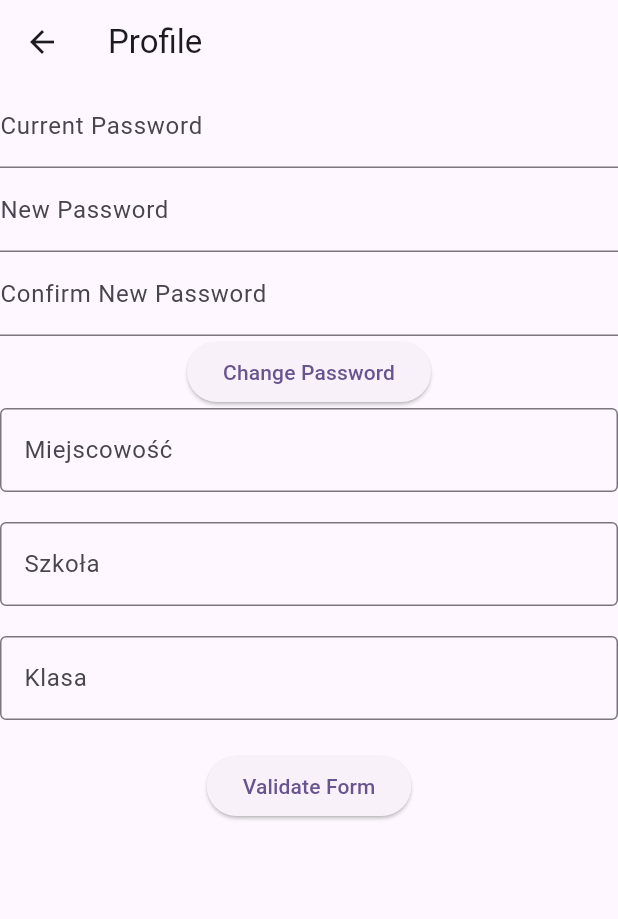
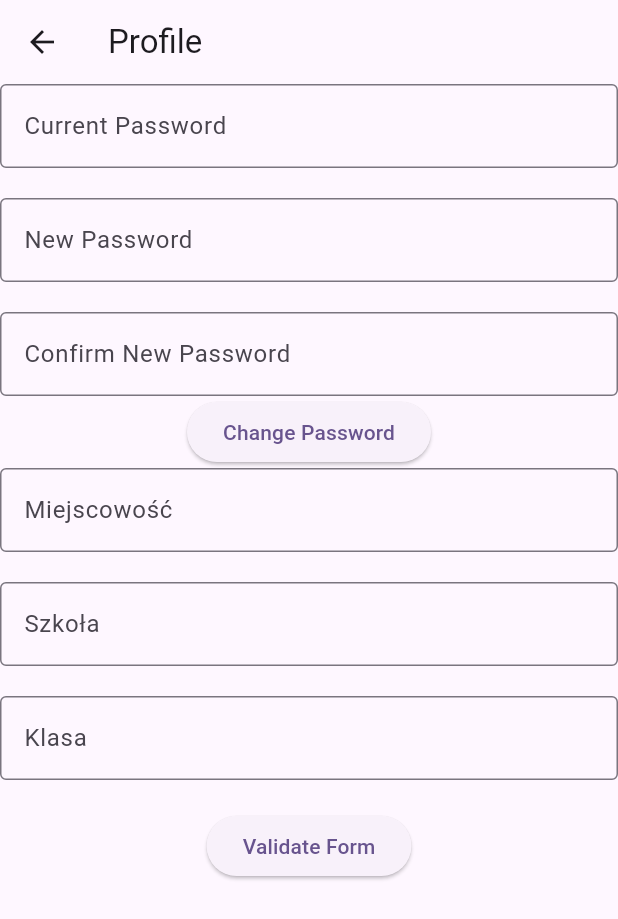
Before and after one commit to Batory12/lektur-ai, a Flutter app: the ProfileScreen screen opened by its route, on a phone screen of 412 x 824 dp. Shown: the top 919 px of the screen. Run offline on Flutter 3.47's test engine with Material 3 defaults, Android fonts, the phone set to English and light mode, and no system bars; our stand-ins replace flutter_typeahead.

Commit message:
changed text field outline

```diff
--- a/lekturai_front/lib/widgets/change_password.dart
+++ b/lekturai_front/lib/widgets/change_password.dart
@@ -56,13 +56,14 @@ class _ChangePasswordWidgetState extends State<ChangePasswordWidget> {
         children: [
           TextFormField(
             controller: _currentPasswordController,
-            decoration: const InputDecoration(labelText: 'Current Password'),
+            decoration: const InputDecoration(labelText: 'Current Password', border: OutlineInputBorder()),
             obscureText: true,
             validator: _validateCurrentPassword,
           ),
+          SizedBox(height: 20),
           TextFormField(
             controller: _newPasswordController,
-            decoration: const InputDecoration(labelText: 'New Password'),
+            decoration: const InputDecoration(labelText: 'New Password', border: OutlineInputBorder()),
             obscureText: true,
             validator: _validateNewPassword,
             onChanged: (value) {
@@ -72,9 +73,10 @@ class _ChangePasswordWidgetState extends State<ChangePasswordWidget> {
               }
             },
           ),
+          SizedBox(height: 20),
           TextFormField(
             controller: _confirmPasswordController,
-            decoration: const InputDecoration(labelText: 'Confirm New Password'),
+            decoration: const InputDecoration(labelText: 'Confirm New Password', border: OutlineInputBorder()),
             obscureText: true,
             validator: _validateConfirmPassword,
           ),
```
